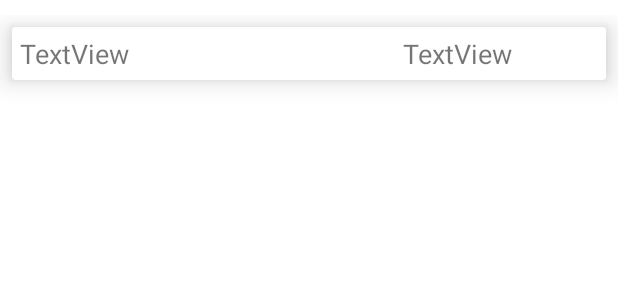
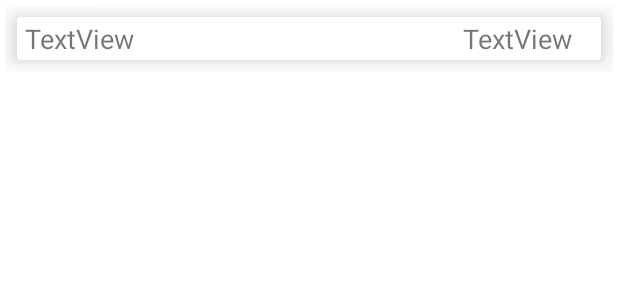
Before and after one commit to anshyadav-cmd/Minor_Project, an Android app: the layout stops_item.xml on its own in the app's theme, with its tools: preview values and no code run, on a phone screen of 412 x 824 dp. Shown: the top 300 px of the screen. Run offline under Robolectric (Android 15) with nearby library versions, the phone set to English and light mode, and no system bars; Roboto replaces fonts that are not available here.

Commit message:
minor UI fixes

```diff
--- a/app/src/main/java/com/example/whereru/ViewBusActivity.java
+++ b/app/src/main/java/com/example/whereru/ViewBusActivity.java
@@ -60,7 +60,7 @@ public class ViewBusActivity extends AppCompatActivity implements BusDataAdapter
                 }).doWhenFinished(new AsyncJob.AsyncResultAction() {
                     @Override
                     public void onResult(Object o) {
-        //                printBusList();
+                        printBusList();
 //                        mBusAdapter = new BusDataAdapter(mAllBuses, ViewBusActivity.this);
                         busRecyclerView = findViewById(R.id.busRV);
                         busRecyclerView.setAdapter(new BusDataAdapter(mAllBuses, ViewBusActivity.this));
--- a/app/src/main/java/com/example/whereru/controller/StopsDataAdapter.java
+++ b/app/src/main/java/com/example/whereru/controller/StopsDataAdapter.java
@@ -1,5 +1,6 @@
 package com.example.whereru.controller;
 
+import android.util.Log;
 import android.view.LayoutInflater;
 import android.view.View;
 import android.view.ViewGroup;
@@ -35,6 +36,7 @@ public class StopsDataAdapter extends RecyclerView.Adapter<BusStopViewHolder> {
 
     @Override
     public int getItemCount() {
+        Log.i("size", mBus.getStopList().size()+"");
         return mBus.getStopList().size();
     }
 }
--- a/app/src/main/res/layout/bus_item.xml
+++ b/app/src/main/res/layout/bus_item.xml
@@ -7,7 +7,7 @@
     <androidx.cardview.widget.CardView
         android:layout_width="match_parent"
         android:layout_height="wrap_content"
-        android:layout_margin="15dp"
+        android:layout_margin="8dp"
         android:elevation="8dp"
         app:cardElevation="10dp">
 
--- a/app/src/main/res/layout/stops_item.xml
+++ b/app/src/main/res/layout/stops_item.xml
@@ -2,9 +2,9 @@
 <FrameLayout xmlns:android="http://schemas.android.com/apk/res/android"
     xmlns:app="http://schemas.android.com/apk/res-auto"
     android:layout_width="match_parent"
-    android:layout_height="match_parent"
-    android:layout_marginTop="10dp"
-    android:layout_marginBottom="10dp">
+    android:layout_height="wrap_content"
+    android:layout_margin="3dp"
+    android:layout_marginBottom="3dp">
 
 
     <androidx.cardview.widget.CardView
@@ -23,8 +23,11 @@
                 android:id="@+id/address_textVeiw"
                 android:layout_width="wrap_content"
                 android:layout_height="wrap_content"
-                android:layout_margin="5dp"
-                android:layout_weight="1"
+                android:layout_marginLeft="5dp"
+                android:layout_marginTop="2dp"
+                android:layout_marginRight="5dp"
+                android:layout_marginBottom="2dp"
+                android:layout_weight="7"
                 android:text="TextView"
                 android:textSize="18sp" />
 
@@ -32,7 +35,10 @@
                 android:id="@+id/stop_time_TextView"
                 android:layout_width="wrap_content"
                 android:layout_height="wrap_content"
-                android:layout_margin="5dp"
+                android:layout_marginLeft="5dp"
+                android:layout_marginTop="2dp"
+                android:layout_marginRight="5dp"
+                android:layout_marginBottom="2dp"
                 android:layout_weight="1"
                 android:gravity="center"
                 android:text="TextView"
```
